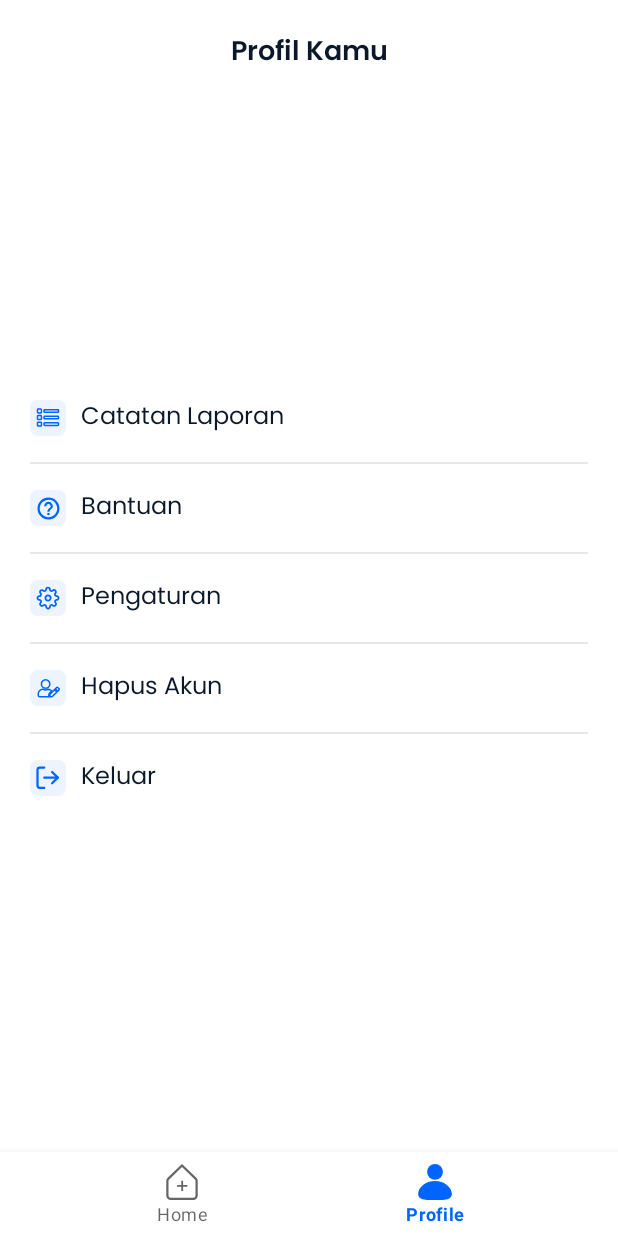
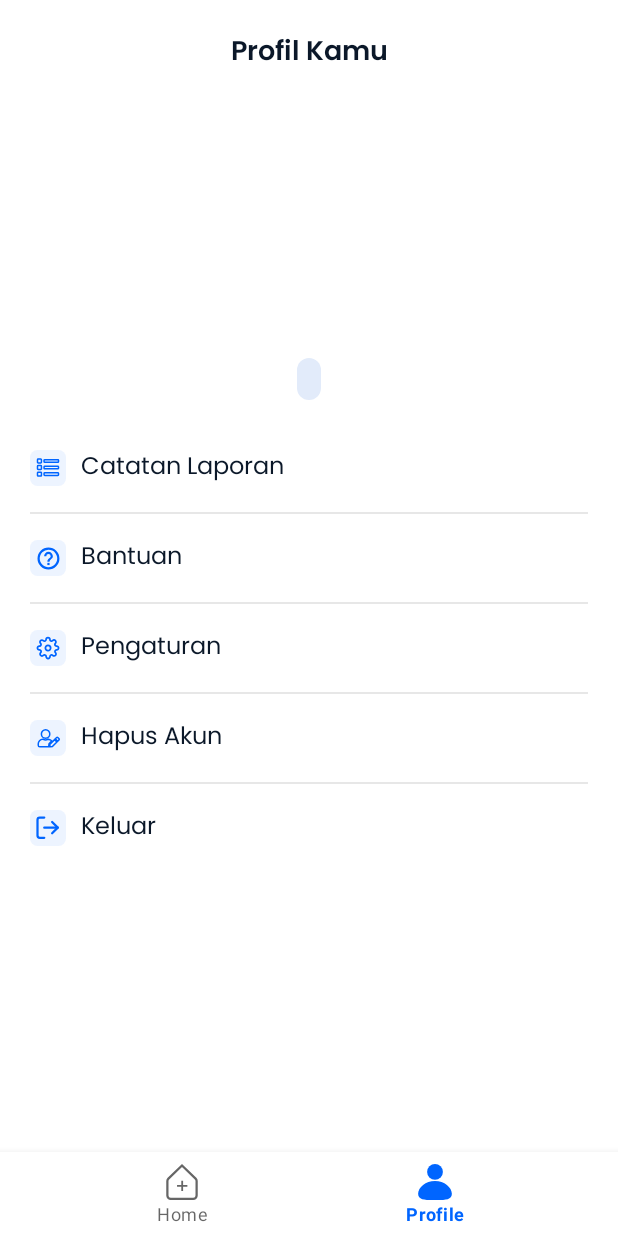
Before and after one commit to rrdhoi/Japor, an Android app: the ProfileFragment screen opened through its navigation route, on a phone screen of 412 x 824 dp. Run offline under Robolectric (Android 15) with nearby library versions, the phone set to English and light mode, and no system bars; our stand-ins replace CircleImageView, Firebase (no records; nobody signed in at launch, a user with empty details on screens opened directly), navigation-ui; pictures from the network do not load; 9 statements that could not run were skipped.

Commit message:
added progressbar, item list fixed v2

```diff
--- a/app/src/main/java/com/bangkit/japorapp/ui/home/HomeAdapter.kt
+++ b/app/src/main/java/com/bangkit/japorapp/ui/home/HomeAdapter.kt
@@ -47,7 +47,7 @@ class HomeAdapter : RecyclerView.Adapter<HomeAdapter.ListViewHolder>() {
                 }
                 "Menunggu" -> {
                     val drawableYellow = ContextCompat.getDrawable(itemView.context, R.drawable.shape_rectangle_yellow)
-                    val colorYellow = ContextCompat.getColor(itemView.context, R.color.green_500)
+                    val colorYellow = ContextCompat.getColor(itemView.context, R.color.yellow_500)
                     binding.tvStatus.setTextColor(colorYellow)
                     binding.tvStatus.background = drawableYellow
                 }
--- /dev/null
+++ b/app/src/main/res/drawable/shape_rectangle_blue_light.xml
@@ -0,0 +1,9 @@
+<?xml version="1.0" encoding="utf-8"?>
+<shape xmlns:android="http://schemas.android.com/apk/res/android"
+    android:shape="rectangle">
+
+    <solid android:color="#E2EBFA"/>
+
+    <corners android:radius="8dp"/>
+
+</shape>
--- a/app/src/main/res/layout/fragment_home.xml
+++ b/app/src/main/res/layout/fragment_home.xml
@@ -10,6 +10,7 @@
         android:id="@+id/pb_home"
         android:layout_width="wrap_content"
         android:layout_height="wrap_content"
+        android:visibility="gone"
         app:layout_constraintTop_toTopOf="parent"
         app:layout_constraintStart_toStartOf="parent"
         app:layout_constraintEnd_toEndOf="parent"
@@ -41,7 +42,9 @@
             <ImageView
                 android:id="@+id/iv_logo_white"
                 android:layout_width="wrap_content"
-                android:layout_height="wrap_content"
+                android:layout_height="50dp"
+                android:layout_marginStart="8dp"
+                android:layout_marginBottom="2dp"
                 android:src="@drawable/img_logo_white"
                 tools:ignore="ContentDescription" />
 
--- a/app/src/main/res/layout/fragment_profile.xml
+++ b/app/src/main/res/layout/fragment_profile.xml
@@ -63,6 +63,25 @@
         tools:text="123456787654321" />
 
     <TextView
+        android:id="@+id/tv_departement"
+        android:layout_width="wrap_content"
+        android:layout_height="wrap_content"
+        app:layout_constraintTop_toBottomOf="@id/tv_nik"
+        app:layout_constraintStart_toStartOf="@id/tv_nik"
+        app:layout_constraintEnd_toEndOf="@id/tv_nik"
+        android:gravity="center"
+        android:textSize="14sp"
+        android:layout_marginTop="5dp"
+        android:paddingTop="2dp"
+        android:paddingBottom="2dp"
+        android:paddingLeft="8dp"
+        android:paddingRight="8dp"
+        android:fontFamily="@font/poppins"
+        android:textColor="@color/blue_500"
+        android:background="@drawable/shape_rectangle_blue_light"
+        tools:text="Roads" />
+
+    <TextView
         android:id="@+id/tv_my_list_report"
         android:layout_width="wrap_content"
         android:layout_height="wrap_content"
@@ -74,7 +93,7 @@
         android:textColor="@color/black_700"
         android:textSize="16sp"
         app:drawableLeftCompat="@drawable/ic_list_report"
-        app:layout_constraintTop_toBottomOf="@id/tv_nik" />
+        app:layout_constraintTop_toBottomOf="@id/tv_departement" />
 
     <TextView
         android:id="@+id/tv_help"
--- a/app/src/main/res/layout/list_all_report.xml
+++ b/app/src/main/res/layout/list_all_report.xml
@@ -65,16 +65,16 @@
                 app:layout_constraintBottom_toBottomOf="parent"
                 android:layout_marginBottom="8sp"
                 android:fontFamily="@font/poppins"
-                android:textColor="@color/green_500"
+                android:textColor="@color/yellow_500"
                 android:paddingTop="2dp"
                 android:paddingBottom="2dp"
                 android:paddingLeft="8dp"
                 android:paddingRight="8dp"
                 android:layout_marginTop="5dp"
                 android:layout_marginStart="8dp"
-                android:background="@drawable/shape_rectangle_green"
+                android:background="@drawable/shape_rectangle_yellow"
                 android:textSize="12sp"
-                tools:text="Valid" />
+                tools:text="Menunggu" />
 
             <TextView
                 android:id="@+id/tv_date_time"
```
